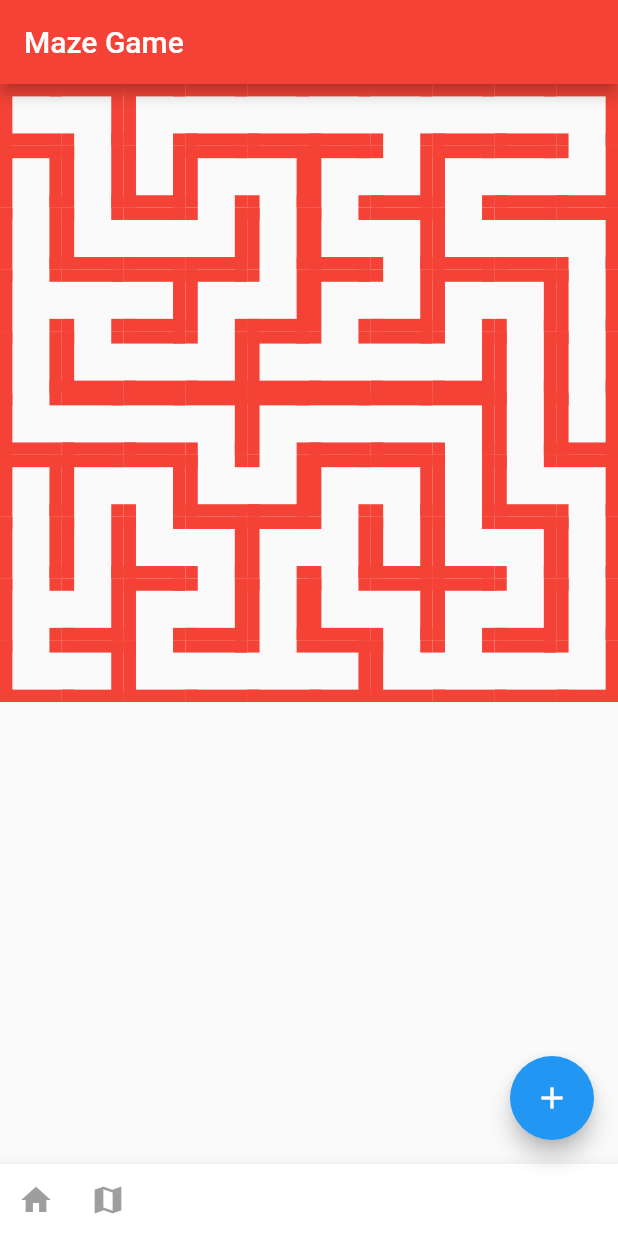
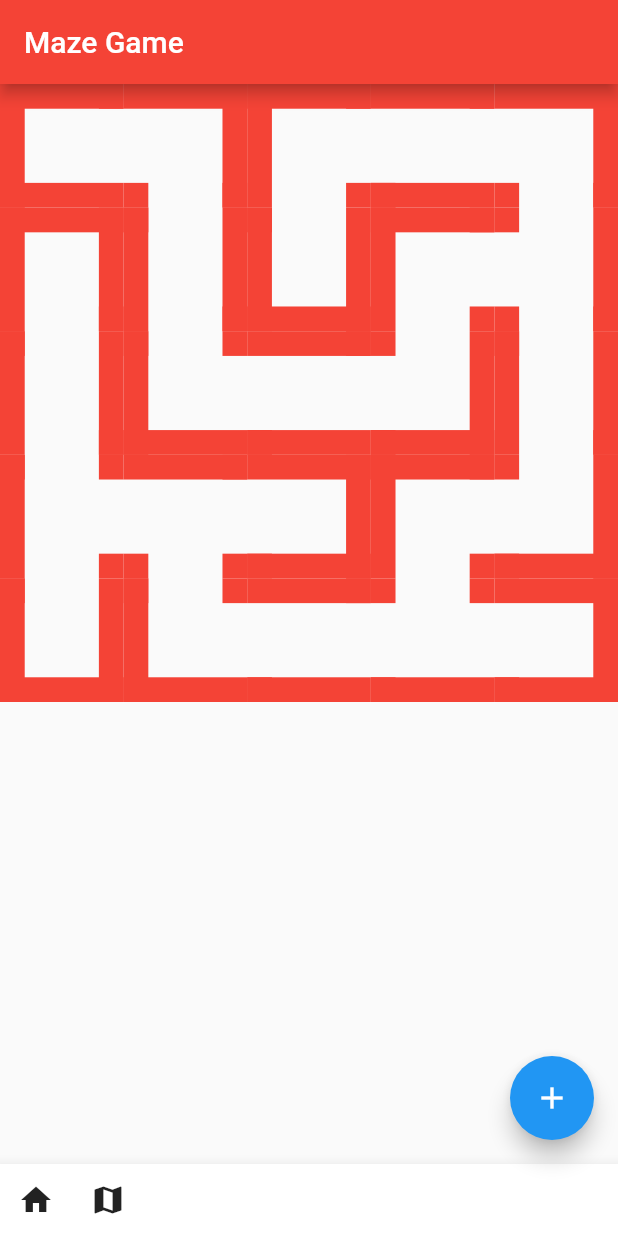
Before and after one commit to plohkoon/Maze-Game, a Flutter app: the screen it shows after launch, on a phone screen of 412 x 824 dp. Run offline on Flutter 3.47's test engine with Material 2 defaults, Android fonts, the phone set to English and light mode, and no system bars.

Commit message:
cleaned up main.dart toe deal with minor errors

```diff
--- a/lib/main.dart
+++ b/lib/main.dart
@@ -1,5 +1,3 @@
-import 'dart:developer';
-
 import 'package:flutter/material.dart';
 import 'package:maze_generator/maze/Maze.dart';
 
@@ -48,7 +46,7 @@ class MyHomePage extends StatefulWidget {
 }
 
 class _MyHomePageState extends State<MyHomePage> {
-  int size = 10;
+  int size = 5;
    _MyHomePageState();
   @override
   Widget build(BuildContext context) {
@@ -68,9 +66,11 @@ class _MyHomePageState extends State<MyHomePage> {
           children: <Widget>[
             IconButton(
               icon: Icon(Icons.home),
+              onPressed: () => print("home"),
             ),
             IconButton(
-              icon: Icon(Icons.map)
+              icon: Icon(Icons.map),
+              onPressed: () => print("maze1"),
             )
           ],
         )
```
